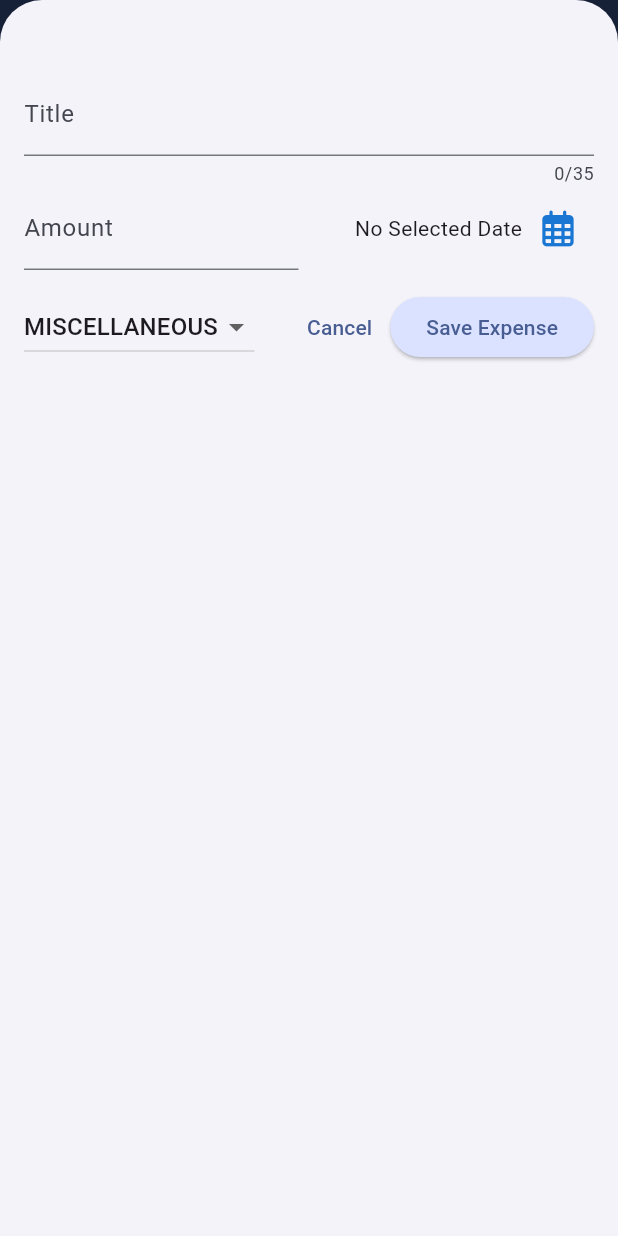
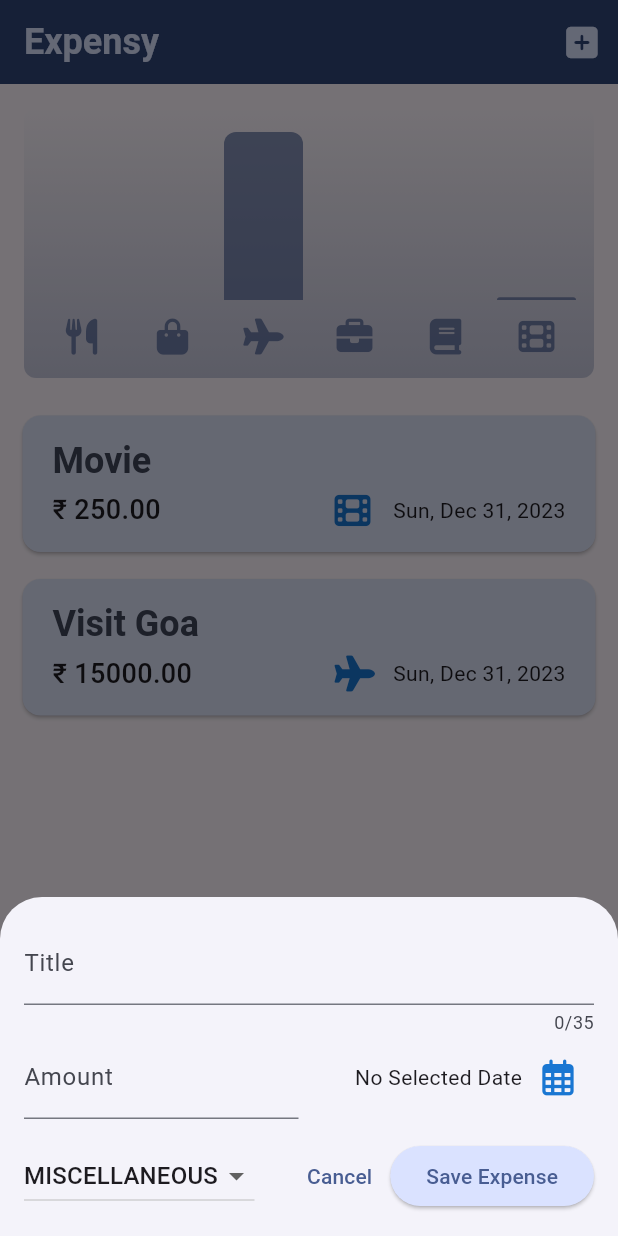
Before and after one commit to CodewithAnn/Expense_Tracker_App, a Flutter app: the screen it shows after launch, after a tap on an icon or button, on a phone screen of 412 x 824 dp. Run offline on Flutter 3.47's test engine with Material 3 defaults, Android fonts, the phone set to English and light mode, and no system bars; our stand-ins replace font_awesome_flutter; missing offline and left inert: dart:ffi.

```diff
--- a/lib/widgets/expenses.dart
+++ b/lib/widgets/expenses.dart
@@ -30,7 +30,8 @@ class _ExpensesState extends State<Expenses> {
 
   void _openAddExpense() {
     showModalBottomSheet(
-        isScrollControlled: true,
+        // isScrollControlled: true,
+        useSafeArea: true,
         context: context,
         builder: (cntx) => NewExpense(
               onAddExpense: addExpenses,
--- a/lib/widgets/new_expense..dart
+++ b/lib/widgets/new_expense..dart
@@ -81,8 +81,12 @@ class _NewExpenseState extends State<NewExpense> {
 
   @override
   Widget build(BuildContext context) {
-    return Padding(
-      padding: const EdgeInsets.fromLTRB(16, 48, 16, 16),
+    final bottomSpace = MediaQuery.of(context).viewInsets.bottom;
+    return SizedBox(
+      width: double.infinity,
+      child: SingleChildScrollView(
+        child: Padding(
+          padding: EdgeInsets.fromLTRB(16, 16, 16, bottomSpace + 16),
           child: Column(
             children: [
               TextField(
@@ -163,6 +167,8 @@ class _NewExpenseState extends State<NewExpense> {
               ),
             ],
           ),
+        ),
+      ),
     );
   }
 }
```
Lines whose indentation alone changed are shown as unchanged.
